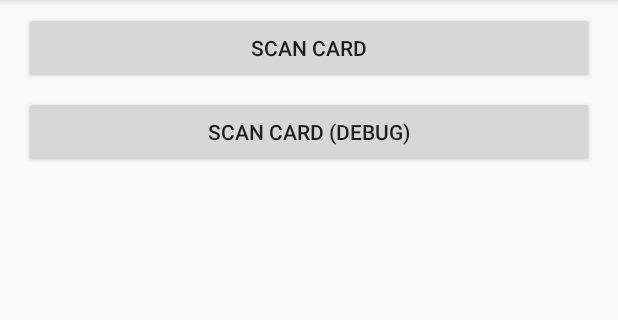
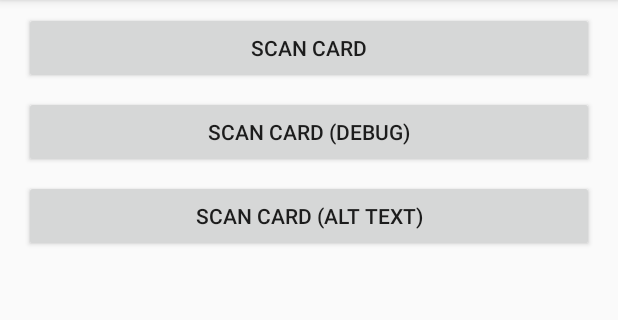
Before and after one commit to getbouncer/cardscan-android, an Android app: the screen it shows after launch (LaunchActivity), on a phone screen of 412 x 824 dp, the part 84-404 px from its top. Run offline under Robolectric (Android 15) with nearby library versions, the phone set to English and light mode, and no system bars; libraries missing offline, so code that uses them is left out: org.tensorflow.lite; 4 statements that could not run were skipped.

Commit message:
Ability to set strings + cleanup

```diff
--- a/app/src/main/java/com/getgrowthmetrics/testcardscan/LaunchActivity.java
+++ b/app/src/main/java/com/getgrowthmetrics/testcardscan/LaunchActivity.java
@@ -20,6 +20,7 @@ public class LaunchActivity extends AppCompatActivity implements View.OnClickLis
 
         findViewById(R.id.scan_button).setOnClickListener(this);
         findViewById(R.id.scanCardDebug).setOnClickListener(this);
+        findViewById(R.id.scanCardAltText).setOnClickListener(this);
 
         ScanActivity.warmUp(this);
     }
@@ -30,6 +31,9 @@ public class LaunchActivity extends AppCompatActivity implements View.OnClickLis
             ScanActivity.start(this);
         } else if (v.getId() == R.id.scanCardDebug) {
             ScanActivity.startDebug(this);
+        } else if (v.getId() == R.id.scanCardAltText) {
+            ScanActivity.start(this, "New Scan Card",
+                    "Place your card here");
         }
     }
 
--- a/app/src/main/res/layout/activity_launch.xml
+++ b/app/src/main/res/layout/activity_launch.xml
@@ -31,4 +31,16 @@
         app:layout_constraintStart_toStartOf="parent"
         app:layout_constraintTop_toBottomOf="@+id/scan_button" />
 
+    <Button
+        android:id="@+id/scanCardAltText"
+        android:layout_width="0dp"
+        android:layout_height="wrap_content"
+        android:layout_marginStart="16dp"
+        android:layout_marginTop="8dp"
+        android:layout_marginEnd="16dp"
+        android:text="@string/scan_card_alt_text"
+        app:layout_constraintEnd_toEndOf="parent"
+        app:layout_constraintStart_toStartOf="parent"
+        app:layout_constraintTop_toBottomOf="@+id/scanCardDebug" />
+
 </android.support.constraint.ConstraintLayout>
--- a/app/src/main/res/values/strings.xml
+++ b/app/src/main/res/values/strings.xml
@@ -3,5 +3,6 @@
     <string name="picture">Picture</string>
     <string name="description_info">Info</string>
     <string name="scan_card_debug">Scan Card (Debug)</string>
+    <string name="scan_card_alt_text">Scan Card (Alt Text)</string>
     <string name="step_up">Step Up</string>
 </resources>
--- a/cardscan/src/main/java/com/getbouncer/cardscan/ScanBaseActivity.java
+++ b/cardscan/src/main/java/com/getbouncer/cardscan/ScanBaseActivity.java
@@ -51,7 +51,7 @@ import java.util.concurrent.Semaphore;
  * (1) set mIsPermissionCheckDone after the permission check is done, which should be sometime
  *     before "onResume" is called
  *
- * (2) Call setFlashlightAndOverlayId to set these resource IDs and initalize appropriate handlers
+ * (2) Call setViewIds to set these resource IDs and initalize appropriate handlers
  */
 class ScanBaseActivity extends Activity implements Camera.PreviewCallback, View.OnClickListener,
         OnScanListener {
```
Also changed, not shown: cardscan/src/main/java/com/getbouncer/cardscan/ScanActivity.java (+35 -4 lines), cardscan/src/main/res/layout/activity_scan_card.xml (renamed from cardscan/src/main/res/layout/activity_camera_capture.xml).
